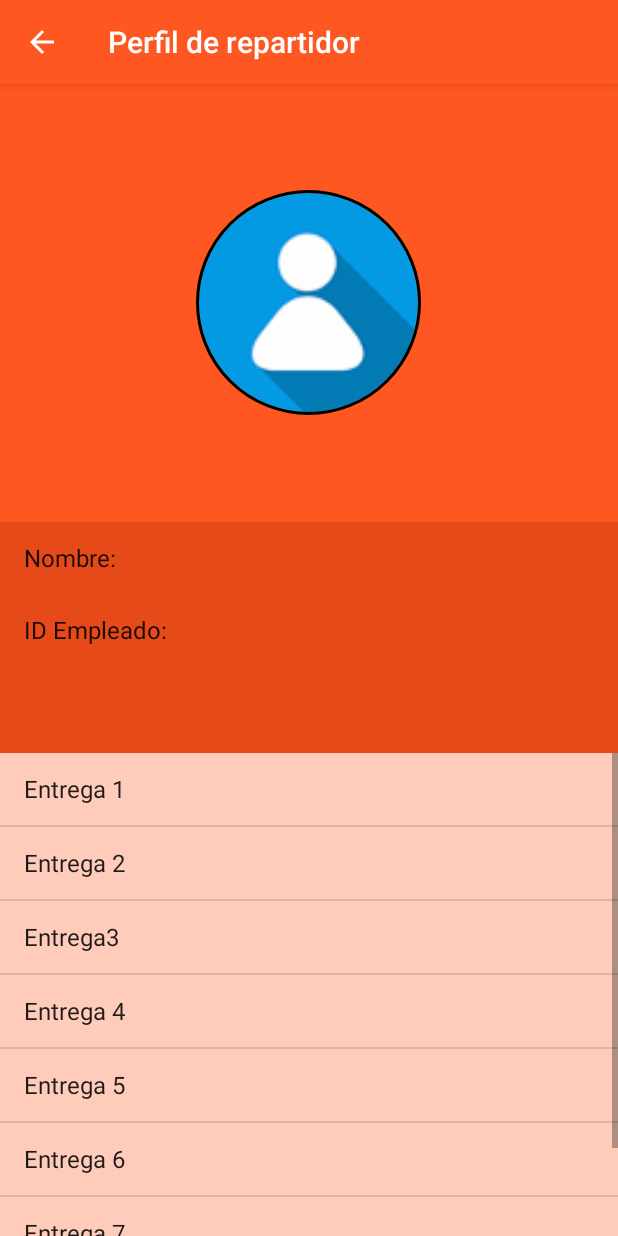
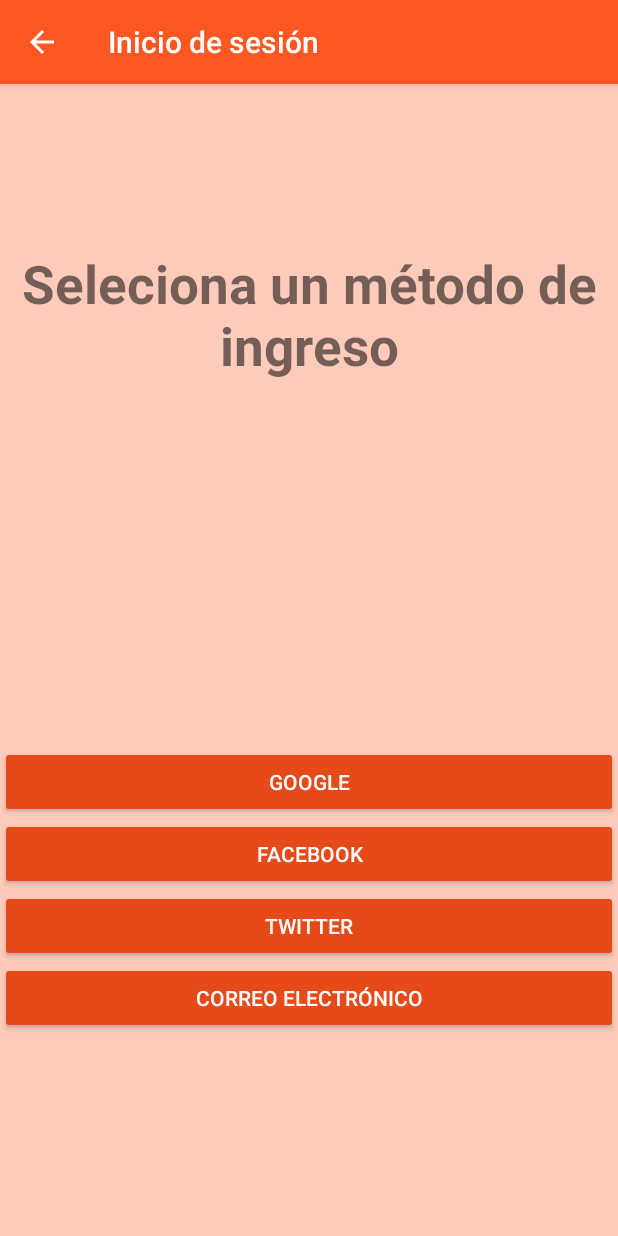
Before and after one commit to Itzli2000/Android, an Android app: the screen it shows after launch (DeliveryIDActivity before the commit, DelivermanLoginActivity after it), after a tap on "INICIA SESIÓN", on a phone screen of 412 x 824 dp. Run offline under Robolectric (Android 15) with nearby library versions, the phone set to English and light mode, and no system bars.

Commit message:
Agregado layout para login activities

```diff
--- a/DabbaApp/app/src/main/java/com/tesca/dabbaapp/DeliveryIDActivity.java
+++ b/DabbaApp/app/src/main/java/com/tesca/dabbaapp/DeliverIDActivity.java
@@ -1,6 +1,5 @@
 package com.tesca.dabbaapp;
 
-import android.os.StrictMode;
 import android.support.v7.app.AppCompatActivity;
 import android.os.Bundle;
 import android.support.v7.widget.Toolbar;
@@ -11,13 +10,13 @@ import android.widget.ListAdapter;
 import android.widget.ListView;
 import android.widget.Toast;
 
-public class DeliveryIDActivity extends AppCompatActivity {
+public class DeliverIDActivity extends AppCompatActivity {
 
 
     @Override
     protected void onCreate(Bundle savedInstanceState) {
         super.onCreate(savedInstanceState);
-        setContentView(R.layout.activity_delivery_id);
+        setContentView(R.layout.activity_deliver_id);
 
         showToolbar(getResources().getString(R.string.toolbar_deliver_id),true);
 
@@ -57,7 +56,7 @@ public class DeliveryIDActivity extends AppCompatActivity {
             public void onItemClick(AdapterView<?> parent, View view, int position, long id) {
 
                 String entrega = String.valueOf(parent.getItemAtPosition(position));
-                Toast.makeText(DeliveryIDActivity.this, entrega, Toast.LENGTH_SHORT).show();
+                Toast.makeText(DeliverIDActivity.this, entrega, Toast.LENGTH_SHORT).show();
             }
         });
     }
--- a/DabbaApp/app/src/main/java/com/tesca/dabbaapp/DeliveryMainActivity.java
+++ b/DabbaApp/app/src/main/java/com/tesca/dabbaapp/DeliverMainActivity.java
@@ -5,19 +5,19 @@ import android.support.v7.app.AppCompatActivity;
 import android.os.Bundle;
 import android.view.View;
 
-public class DeliveryMainActivity extends AppCompatActivity {
+public class DeliverMainActivity extends AppCompatActivity {
 
     @Override
     protected void onCreate(Bundle savedInstanceState) {
         super.onCreate(savedInstanceState);
-        setContentView(R.layout.activity_delivery_main);
+        setContentView(R.layout.activity_deliver_main);
     }
 
     public void goDeliveryId(View view) {
 
         //Intent para llamar funcion que muestra el ID de de repartidor
 
-        Intent intent = new Intent(this, DeliveryIDActivity.class);
+        Intent intent = new Intent(this, DelivermanLoginActivity.class);
         startActivity(intent);
     }
 }
--- /dev/null
+++ b/DabbaApp/app/src/main/java/com/tesca/dabbaapp/DelivermanLoginActivity.java
@@ -0,0 +1,52 @@
+package com.tesca.dabbaapp;
+
+import android.content.Intent;
+import android.support.v7.app.AppCompatActivity;
+import android.os.Bundle;
+import android.support.v7.widget.Toolbar;
+import android.view.View;
+
+public class DelivermanLoginActivity extends AppCompatActivity {
+
+    @Override
+    protected void onCreate(Bundle savedInstanceState) {
+        super.onCreate(savedInstanceState);
+        setContentView(R.layout.activity_deliverman_login);
+
+        showToolbar(getResources().getString(R.string.toolbar_deliver_login),true);
+
+
+    }
+
+    public void showToolbar (String tittle, boolean upButton){
+        Toolbar toolbar = (Toolbar) findViewById(R.id.toolbar);
+        setSupportActionBar(toolbar);
+        getSupportActionBar().setTitle(tittle);
+        getSupportActionBar().setDisplayHomeAsUpEnabled(upButton);
+    }
+
+    public void goGoogleid(View view) {
+
+
+
+    }
+
+    public void goFacebookid(View view) {
+
+
+    }
+
+    public void goTwitterid(View view) {
+
+
+    }
+
+    public void goMailID(View view) {
+
+
+        //Intent para llamar funcion que muestra el ID de de repartidor
+
+        Intent intent = new Intent(this, DeliverIDActivity.class);
+        startActivity(intent);
+    }
+}
--- a/DabbaApp/app/src/main/res/layout/activity_delivery_id.xml
+++ b/DabbaApp/app/src/main/res/layout/activity_deliver_id.xml
@@ -7,7 +7,7 @@
     android:layout_width="match_parent"
     android:layout_height="match_parent"
     android:fitsSystemWindows="true"
-    tools:context="com.tesca.dabbaapp.DeliveryIDActivity"
+    tools:context="com.tesca.dabbaapp.DeliverIDActivity"
     android:background="@color/colorPrimary"
     >
 
--- a/DabbaApp/app/src/main/res/layout/activity_delivery_main.xml
+++ b/DabbaApp/app/src/main/res/layout/activity_deliver_main.xml
@@ -6,7 +6,7 @@
     android:layout_width="match_parent"
     android:layout_height="match_parent"
     android:fitsSystemWindows="true"
-    tools:context="com.tesca.dabbaapp.DeliveryMainActivity"
+    tools:context="com.tesca.dabbaapp.DeliverMainActivity"
     android:background="@color/colorPrimary"
     >
 
--- /dev/null
+++ b/DabbaApp/app/src/main/res/layout/activity_deliverman_login.xml
@@ -0,0 +1,97 @@
+<?xml version="1.0" encoding="utf-8"?>
+<android.support.design.widget.CoordinatorLayout
+    xmlns:android="http://schemas.android.com/apk/res/android"
+    xmlns:app="http://schemas.android.com/apk/res-auto"
+    xmlns:tools="http://schemas.android.com/tools"
+    android:id="@+id/activity_deliverman_login"
+    android:layout_width="match_parent"
+    android:layout_height="match_parent"
+    android:fitsSystemWindows="true"
+    android:background="@color/colorLightPrimary"
+    tools:context="com.tesca.dabbaapp.DelivermanLoginActivity"
+    >
+
+    <include layout="@layout/actionbar_toolbar"/>
+
+
+
+    <LinearLayout
+        android:id="@+id/deliverman_login"
+        app:layout_behavior="@string/appbar_scrolling_view_behavior"
+        android:layout_width="match_parent"
+        android:layout_height="match_parent"
+        android:orientation="vertical"
+        android:weightSum="1">
+
+        <RelativeLayout
+            android:id="@+id/deliverman_text"
+            android:layout_width="match_parent"
+            android:layout_height="match_parent"
+            android:orientation="vertical"
+            android:gravity="center"
+            android:layout_weight="0.6"
+            >
+
+            <TextView
+                android:layout_width="wrap_content"
+                android:layout_height="wrap_content"
+                android:text="@string/deliver_login_text"
+                android:textStyle="bold"
+                android:textSize="35dp"
+                android:layout_centerInParent="true"
+                android:textAlignment="center"
+                />
+
+        </RelativeLayout>
+
+        <LinearLayout
+            android:layout_width="match_parent"
+            android:layout_height="match_parent"
+            android:layout_weight="0.4"
+            android:orientation="vertical"
+            android:gravity="center"
+            >
+
+        <Button
+            android:id="@+id/googleID"
+            android:layout_width="match_parent"
+            android:layout_height="wrap_content"
+            android:text="@string/Google"
+            android:onClick="goGoogleid"
+            android:theme="@style/RaisedButtonDark"/>
+
+        <Button
+            android:id="@+id/faceID"
+            android:layout_width="match_parent"
+            android:layout_height="wrap_content"
+            android:text="@string/Facebook"
+            android:onClick="goFacebookid"
+            android:theme="@style/RaisedButtonDark"
+            />
+
+        <Button
+            android:id="@+id/twitterID"
+            android:layout_width="match_parent"
+            android:layout_height="wrap_content"
+            android:text="@string/Twitter"
+            android:onClick="goTwitterid"
+            android:theme="@style/RaisedButtonDark"
+            />
+        <Button
+            android:id="@+id/mailID"
+            android:layout_width="match_parent"
+            android:layout_height="wrap_content"
+            android:text="@string/mailID"
+            android:onClick="goMailID"
+            android:theme="@style/RaisedButtonDark"
+            />
+
+        </LinearLayout>
+
+
+    </LinearLayout>
+
+
+
+
+</android.support.design.widget.CoordinatorLayout>
--- a/DabbaApp/app/src/main/res/values/colors.xml
+++ b/DabbaApp/app/src/main/res/values/colors.xml
@@ -8,4 +8,6 @@
     <color name="primary_text">#212121</color>
     <color name="secondary_text">#757575</color>
     <color name="color_divider">#BDBDBD</color>
+    <color name="editTextColorWhite">#FFFFFF</color>
+    <color name="editTextColorBlack">#000000</color>
 </resources>
--- a/DabbaApp/app/src/main/res/values/dimens.xml
+++ b/DabbaApp/app/src/main/res/values/dimens.xml
@@ -3,4 +3,7 @@
     <dimen name="activity_horizontal_margin">16dp</dimen>
     <dimen name="activity_vertical_margin">16dp</dimen>
     <dimen name="fab_margin">16dp</dimen>
+    <dimen name="edittext_textsize_login">22sp</dimen>
+    <dimen name="textsize_donthaveaccount">16sp</dimen>
+    <dimen name="edittext_margin_createaccount">10dp</dimen>
 </resources>
--- a/DabbaApp/app/src/main/res/values/strings.xml
+++ b/DabbaApp/app/src/main/res/values/strings.xml
@@ -5,4 +5,10 @@
     <string name="delivery_login">Ingresa a tu perfil</string>
     <string name="delivery_session_text">Inicia Sesión</string>
     <string name="toolbar_deliver_id">Perfil de repartidor</string>
+    <string name="toolbar_deliver_login">Inicio de sesión</string>
+    <string name="deliver_login_text">Seleciona un método de ingreso</string>
+    <string name="Google">Google</string>
+    <string name="Facebook">Facebook</string>
+    <string name="Twitter">Twitter</string>
+    <string name="mailID">Correo electrónico</string>
 </resources>
```
Also changed, not shown: DabbaApp/app/src/main/AndroidManifest.xml (+16 -7 lines), DabbaApp/app/src/main/res/values/styles.xml (+24 -0 lines).
